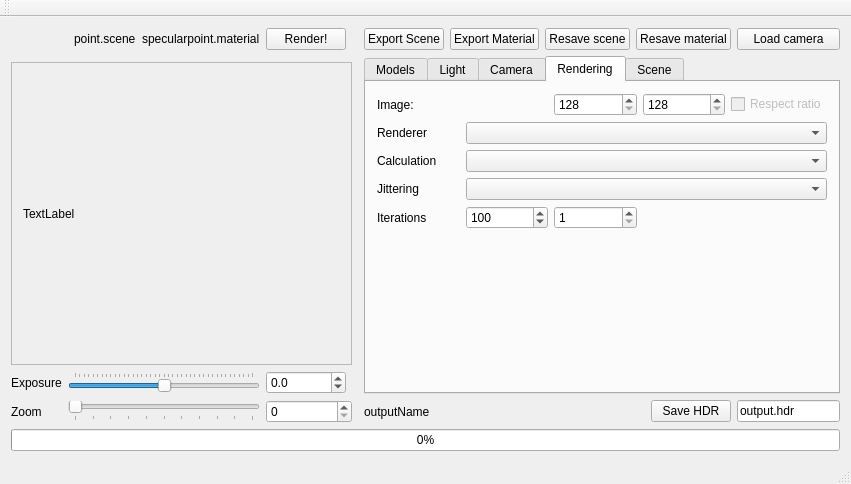
First picture: the form in RaySamplesGui/TracingGui/Sources/tracinggui.ui, repository caronnee/graphicsbasics, before the edit.
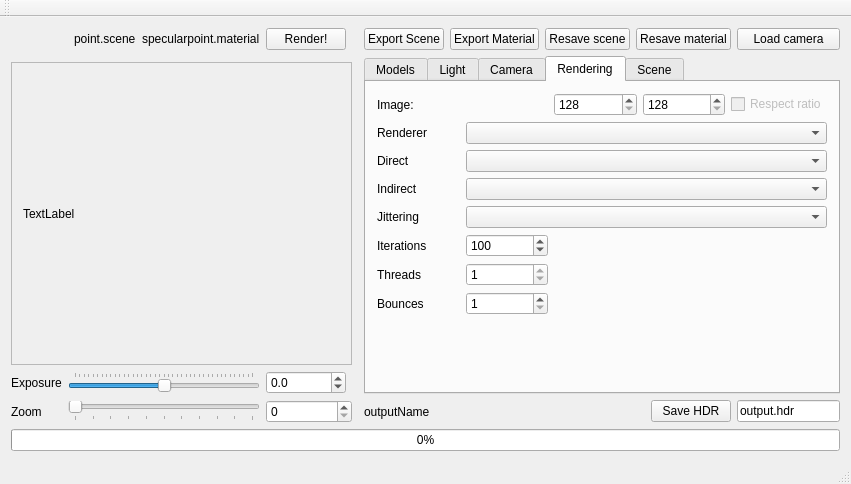
Second picture: the form after the edit. Custom widgets are drawn as their Qt base class.

Patch:
```diff
--- a/RaySamplesGui/TracingGui/Sources/tracinggui.ui
+++ b/RaySamplesGui/TracingGui/Sources/tracinggui.ui
@@ -869,14 +869,7 @@
           </property>
          </widget>
         </item>
-        <item row="5" column="0">
-         <widget class="QLabel" name="label_5">
-          <property name="text">
-           <string>Jittering</string>
-          </property>
-         </widget>
-        </item>
-        <item row="7" column="1">
+        <item row="13" column="1">
          <spacer name="verticalSpacer">
           <property name="orientation">
            <enum>Qt::Vertical</enum>
@@ -902,27 +895,17 @@
         <item row="3" column="1" colspan="4">
          <widget class="QComboBox" name="rendererType"/>
         </item>
-        <item row="5" column="1" colspan="4">
-         <widget class="QComboBox" name="jitteringType"/>
-        </item>
         <item row="4" column="1" colspan="4">
          <widget class="QComboBox" name="calcType"/>
         </item>
-        <item row="4" column="0">
-         <widget class="QLabel" name="label_8">
-          <property name="text">
-           <string>Calculation</string>
-          </property>
-         </widget>
-        </item>
-        <item row="6" column="0">
+        <item row="9" column="0">
          <widget class="QLabel" name="lIterations">
           <property name="text">
            <string>Iterations</string>
           </property>
          </widget>
         </item>
-        <item row="6" column="1">
+        <item row="9" column="1">
          <widget class="QSpinBox" name="iterations">
           <property name="minimum">
            <number>1</number>
@@ -935,16 +918,67 @@
           </property>
          </widget>
         </item>
-        <item row="6" column="2">
+        <item row="11" column="1">
          <widget class="QSpinBox" name="threadNumber">
           <property name="minimum">
            <number>1</number>
           </property>
           <property name="maximum">
-           <number>8</number>
+           <number>1</number>
           </property>
          </widget>
         </item>
+        <item row="12" column="1">
+         <widget class="QSpinBox" name="bounces">
+          <property name="minimum">
+           <number>1</number>
+          </property>
+          <property name="maximum">
+           <number>9999</number>
+          </property>
+         </widget>
+        </item>
+        <item row="11" column="0">
+         <widget class="QLabel" name="label_9">
+          <property name="text">
+           <string>Threads</string>
+          </property>
+         </widget>
+        </item>
+        <item row="12" column="0">
+         <widget class="QLabel" name="lBounces">
+          <property name="text">
+           <string>Bounces</string>
+          </property>
+         </widget>
+        </item>
+        <item row="8" column="0">
+         <widget class="QLabel" name="label_5">
+          <property name="text">
+           <string>Jittering</string>
+          </property>
+         </widget>
+        </item>
+        <item row="7" column="0">
+         <widget class="QLabel" name="label_8">
+          <property name="text">
+           <string>Indirect</string>
+          </property>
+         </widget>
+        </item>
+        <item row="4" column="0">
+         <widget class="QLabel" name="label_10">
+          <property name="text">
+           <string>Direct</string>
+          </property>
+         </widget>
+        </item>
+        <item row="7" column="1" colspan="4">
+         <widget class="QComboBox" name="indirectType"/>
+        </item>
+        <item row="8" column="1" colspan="4">
+         <widget class="QComboBox" name="jitteringType"/>
+        </item>
        </layout>
       </widget>
       <widget class="QWidget" name="scene">
```
Left out of the diff: 2 changed lines with no effect on the pictures.
